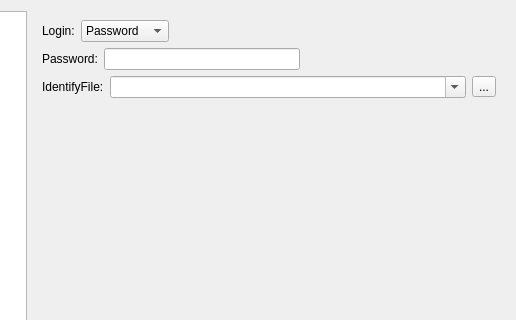
woterm/woterm, file woterm/woterm/qwosessionproperty.ui: the form before one commit; both pictures show x 134 to 650 and y 0 to 320 of the 650 by 477 pixel window.
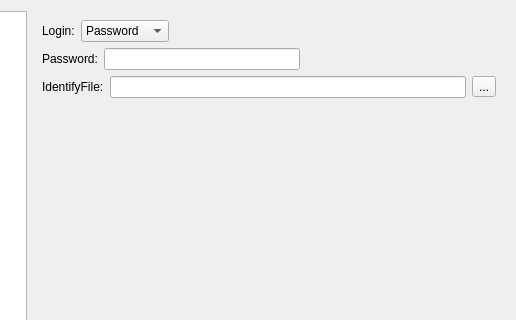
The form after the commit. The open tabs and pages were chosen to show the change. Icons and pictures are not drawn.

The edit to the form file:
```diff
--- a/woterm/woterm/qwosessionproperty.ui
+++ b/woterm/woterm/qwosessionproperty.ui
@@ -370,14 +370,8 @@
                 </widget>
                </item>
                <item>
-                <widget class="QComboBox" name="identify">
-                 <property name="sizePolicy">
-                  <sizepolicy hsizetype="Expanding" vsizetype="Fixed">
-                   <horstretch>0</horstretch>
-                   <verstretch>0</verstretch>
-                  </sizepolicy>
-                 </property>
-                 <property name="editable">
+                <widget class="QLineEdit" name="identify">
+                 <property name="readOnly">
                   <bool>true</bool>
                  </property>
                 </widget>
```
